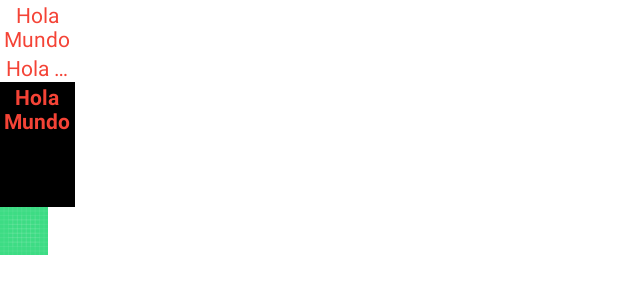
After one commit to dherranz1/PMDM2022, an Android app: the layout activity_ut01ex02.xml on its own in the app's theme, with its tools: preview values and no code run, on a phone screen of 412 x 824 dp. The commit adds this screen. Shown: the top 300 px of the screen. Run offline under Robolectric (Android 15) with nearby library versions, the phone set to English and light mode, and no system bars.

Commit message:
Added new widgets

```diff
--- a/app/src/main/AndroidManifest.xml
+++ b/app/src/main/AndroidManifest.xml
@@ -12,6 +12,13 @@
         android:supportsRtl="true"
         android:theme="@style/Theme.PMDM2022"
         tools:targetApi="31">
+        <activity
+            android:name=".Ut01Ex02Activity"
+            android:exported="false">
+            <meta-data
+                android:name="android.app.lib_name"
+                android:value="" />
+        </activity>
         <activity
             android:name=".ut01.ex01.presentation.Ut01Ex01Activity"
             android:exported="false">
--- /dev/null
+++ b/app/src/main/java/com/dherranz1/pmdm2022/ut01/ex02/presentation/Ut01Ex02Activity.kt
@@ -0,0 +1,12 @@
+package com.dherranz1.pmdm2022.ut01.ex02.presentation
+
+import androidx.appcompat.app.AppCompatActivity
+import android.os.Bundle
+import com.dherranz1.pmdm2022.R
+
+class Ut01Ex02Activity : AppCompatActivity() {
+    override fun onCreate(savedInstanceState: Bundle?) {
+        super.onCreate(savedInstanceState)
+        setContentView(R.layout.activity_ut01ex02)
+    }
+}
--- /dev/null
+++ b/app/src/main/res/layout/activity_ut01ex02.xml
@@ -0,0 +1,46 @@
+<?xml version="1.0" encoding="utf-8"?>
+<LinearLayout xmlns:android="http://schemas.android.com/apk/res/android"
+    xmlns:app="http://schemas.android.com/apk/res-auto"
+    xmlns:tools="http://schemas.android.com/tools"
+    android:layout_width="match_parent"
+    android:layout_height="match_parent"
+    android:background="@color/white"
+    android:orientation="vertical"
+    tools:context=".ut01.ex02.presentation.Ut01Ex02Activity">
+
+    <TextView
+        android:layout_width="50dp"
+        android:layout_height="wrap_content"
+        android:text="@string/title"
+        android:textColor="@color/red"
+        android:textAlignment="center"
+        android:background="@color/white"/>
+
+    <TextView
+        android:layout_width="50dp"
+        android:layout_height="wrap_content"
+        android:text="@string/title"
+        android:textColor="@color/red"
+        android:textAlignment="center"
+        android:background="@color/white"
+        android:maxLines="1"
+        android:ellipsize="end"/>
+
+    <TextView
+        android:id="@+id/label_title"
+        android:layout_width="50dp"
+        android:layout_height="wrap_content"
+        android:text="@string/title"
+        android:textColor="@color/red"
+        android:textAlignment="center"
+        android:background="@color/black"
+        android:minLines="5"
+        android:ellipsize="end"
+        android:textStyle="bold"/>
+
+    <androidx.appcompat.widget.AppCompatImageView
+        android:layout_width="32dp"
+        android:layout_height="32dp"
+        app:srcCompat="@drawable/ic_launcher_background"/>
+
+</LinearLayout>
--- a/app/src/main/res/values/colors.xml
+++ b/app/src/main/res/values/colors.xml
@@ -7,4 +7,6 @@
     <color name="teal_700">#FF018786</color>
     <color name="black">#FF000000</color>
     <color name="white">#FFFFFFFF</color>
+    <color name="fondo_principal">#FF333333</color>
+    <color name="red">#F44336</color>
 </resources>
--- a/app/src/main/res/values/strings.xml
+++ b/app/src/main/res/values/strings.xml
@@ -1,3 +1,4 @@
 <resources>
     <string name="app_name">PMDM2022</string>
+    <string name="title">Hola Mundo</string>
 </resources>
```
